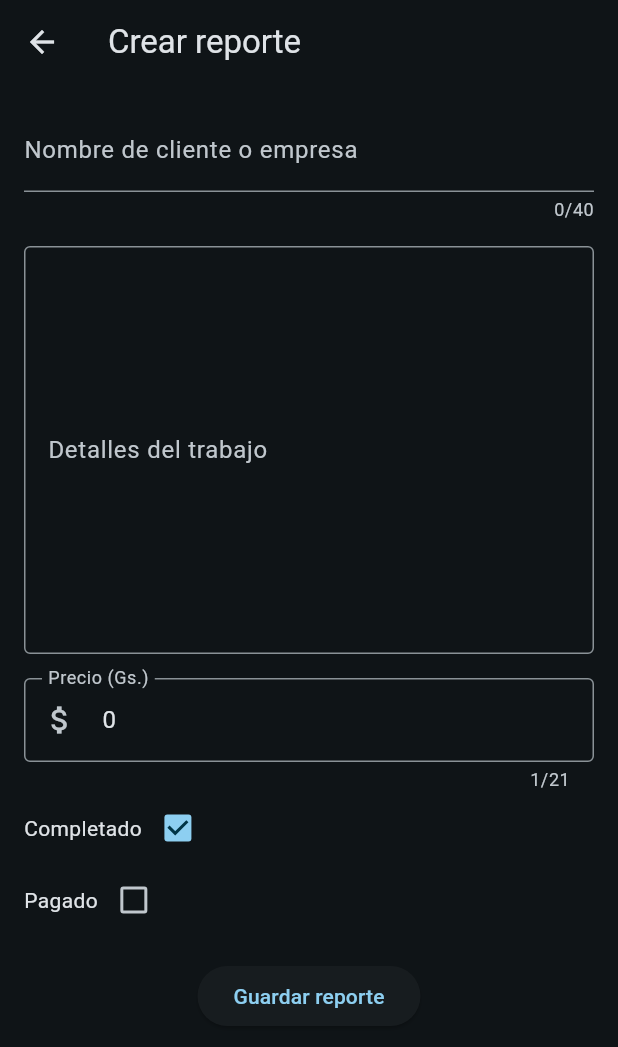
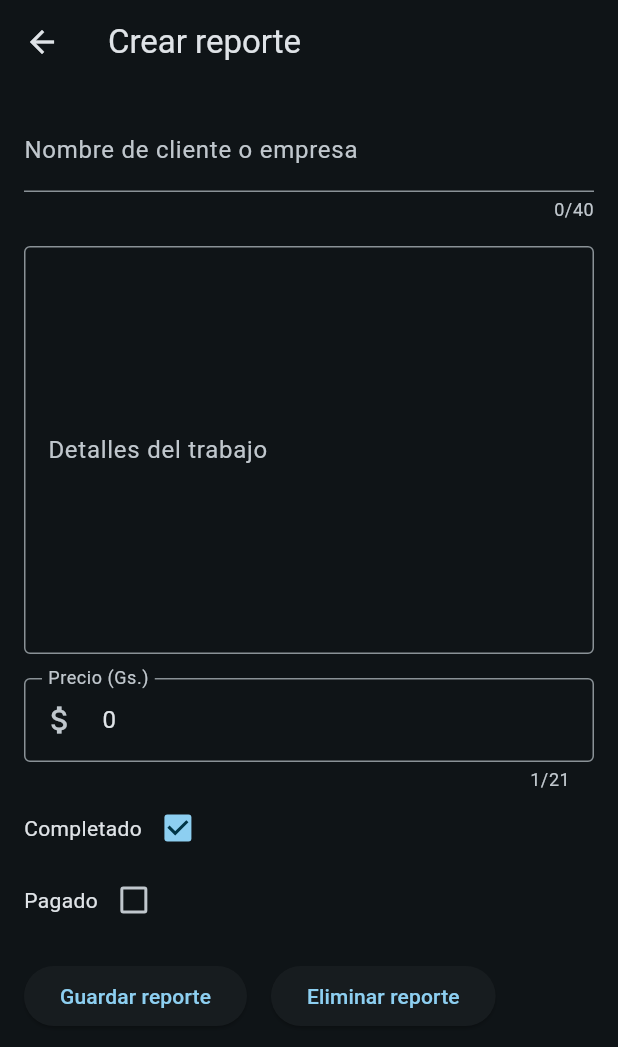
Before and after one commit to juanmadev5/tjm_business_platform_core, a Flutter app: the EditReport screen opened directly with empty values, on a phone screen of 412 x 824 dp. Shown: the top 1047 px of the screen. Run offline on Flutter 3.47's test engine with Material 3 defaults, Android fonts, the phone set to English and light mode, and no system bars; our stand-ins replace supabase; missing offline and left inert: window_manager; accounts and stored records are empty; statements that could not run were skipped.

Commit message:
improve UI for desktop, add options to delete reports and customers

```diff
--- a/tjm_business_platform_frontend/lib/core/app_strings.dart
+++ b/tjm_business_platform_frontend/lib/core/app_strings.dart
@@ -52,4 +52,7 @@ class AppStrings {
   static final netProfit = "Beneficio neto";
   static final totalReports = "Reportes totales";
   static final totalCustomers = "Clientes";
+
+  static final deleteReport = "Eliminar reporte";
+  static final deleteCustomer = "Eliminar cliente";
 }
--- a/tjm_business_platform_frontend/lib/ui/screens/edit_report.dart
+++ b/tjm_business_platform_frontend/lib/ui/screens/edit_report.dart
@@ -94,6 +94,22 @@ class _EditReportState extends State<EditReport> {
     });
   }
 
+  void _deleteReport(Report report) async {
+    final result = await data.deleteReport(report.id);
+
+    if (!mounted) return;
+
+    if (result == ActionResult.ok) {
+      setState(() {
+        error = false;
+        saved = true;
+      });
+      Navigator.pop(context, true);
+    } else {
+      setState(() => error = true);
+    }
+  }
+
   void _saveReport(PlatformUser user) async {
     var formattedPrice = parseGsToDouble(_priceController.text);
     var rep = Report(
@@ -132,13 +148,25 @@ class _EditReportState extends State<EditReport> {
   Widget build(BuildContext context) {
     var user = widget.user;
 
+    bool isDesktop = MediaQuery.of(context).size.width > 800;
+    var insets = EdgeInsets.all(16.0);
+    if (isDesktop) {
+      insets = EdgeInsets.only(left: 164, right: 164);
+    } else {
+      EdgeInsets.all(16.0);
+    }
+
     return Scaffold(
       resizeToAvoidBottomInset: true,
       appBar: AppBar(title: Text(AppStrings.createReport)),
       body: SingleChildScrollView(
-        child: Padding(
-          padding: const EdgeInsets.all(16.0),
-          child: Column(
+        child: Padding(padding: insets, child: view(context, user)),
+      ),
+    );
+  }
+
+  Column view(BuildContext context, PlatformUser user) {
+    return Column(
       crossAxisAlignment: CrossAxisAlignment.start,
       children: [
         if (error)
@@ -222,18 +250,26 @@ class _EditReportState extends State<EditReport> {
         ),
         SizedBox(height: 16),
         Center(
-                child: ElevatedButton(
+          child: Row(
+            children: [
+              ElevatedButton(
                 onPressed: () {
                   _saveReport(user);
                 },
                 child: Text(AppStrings.saveReport),
               ),
+              SizedBox(width: 16),
+              ElevatedButton(
+                onPressed: () {
+                  _deleteReport(widget.reportToEdit);
+                },
+                child: Text(AppStrings.deleteReport),
+              ),
+            ],
+          ),
         ),
         SizedBox(height: 16),
       ],
-          ),
-        ),
-      ),
     );
   }
 }
--- a/tjm_business_platform_logic/lib/domain/data.dart
+++ b/tjm_business_platform_logic/lib/domain/data.dart
@@ -36,6 +36,9 @@ class Data {
   Future<ActionResult> deleteReport(String reportId) async =>
       appDatabase.deleteReport(reportId);
 
+  Future<ActionResult> deleteCustomer(String customerId) async =>
+      appDatabase.deleteCustomer(customerId);
+
   Future<ActionResult> editCustomer(Customer updatedCustomer) async =>
       appDatabase.editCustomer(updatedCustomer);
 
```
Also changed, not shown: tjm_business_platform_frontend/lib/ui/screens/all_customers.dart (+31 -22 lines), tjm_business_platform_frontend/lib/ui/screens/all_expenses.dart (+31 -22 lines), tjm_business_platform_frontend/lib/ui/screens/all_reports.dart (+31 -22 lines), tjm_business_platform_frontend/lib/ui/screens/edit_customer.dart (+32 -4 lines), tjm_business_platform_logic/lib/data/data_repository.dart (+13 -0 lines). Lines whose indentation alone changed are shown as unchanged.
